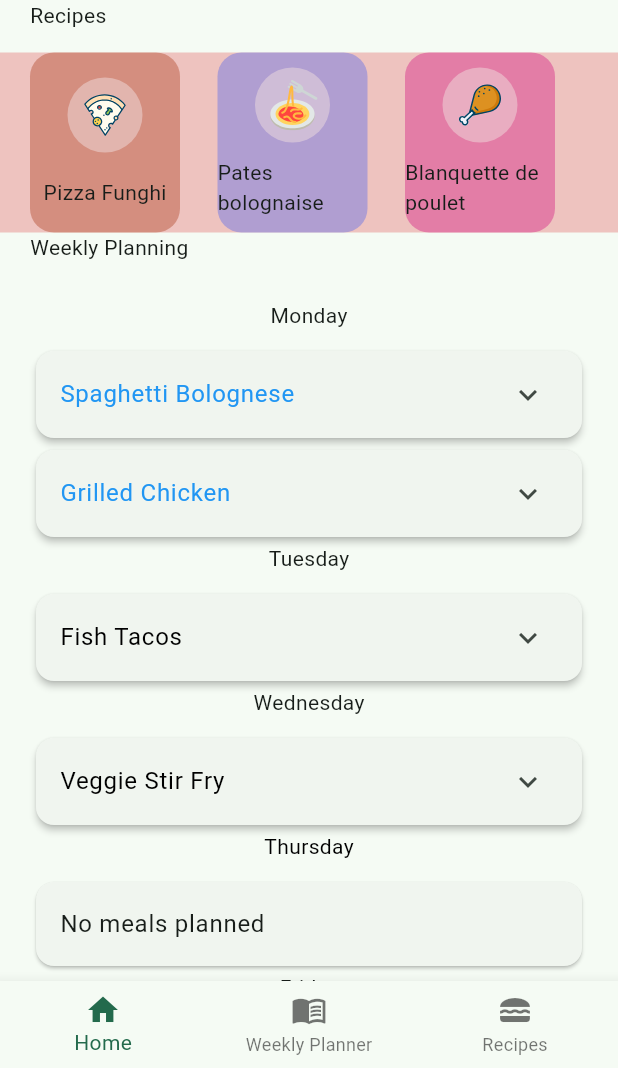
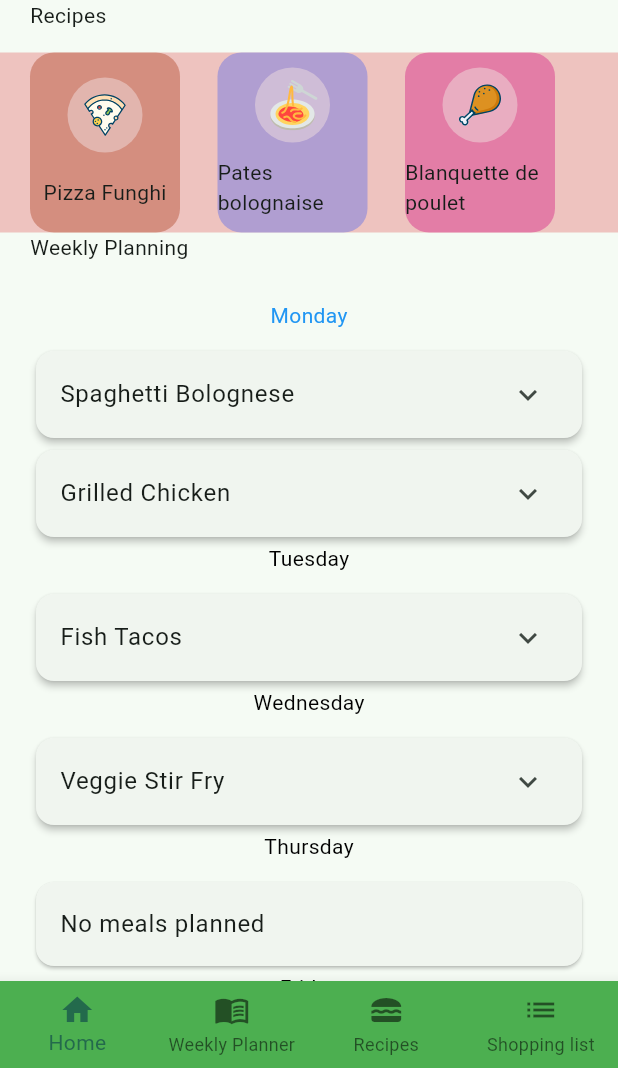
Before and after one commit to spigeleerloic/HomeMeals, a Flutter app: the screen it shows after launch, on a phone screen of 412 x 824 dp, the part 168-1236 px from its top. Run offline on Flutter 3.47's test engine with Material 3 defaults, Android fonts, the phone set to English and light mode, and no system bars; our stand-ins replace flutter_svg.

Commit message:
feat: add shopping list tab

```diff
--- a/frontend/lib/pages/home_page_content.dart
+++ b/frontend/lib/pages/home_page_content.dart
@@ -111,7 +111,12 @@ class _HomePageState extends State<HomePage> {
 
             return Column(
               children: [
-                Text(day),
+                Text(
+                  day,
+                  style: TextStyle(
+                    color: day == currentDay ? Colors.blue : Colors.black,
+                  ),
+                ),
                 const SizedBox(height: 10),
                 ...mealsForDay.map(
                   (meal) => Card(
@@ -119,9 +124,6 @@ class _HomePageState extends State<HomePage> {
                     child: ExpansionTile(
                       title: Text(
                         meal.meal,
-                        style: TextStyle(
-                          color: day == currentDay ? Colors.blue : Colors.black,
-                        ),
                       ),
                       children: [
                         Padding(
--- a/frontend/lib/pages/navigation_bar.dart
+++ b/frontend/lib/pages/navigation_bar.dart
@@ -2,6 +2,7 @@ import 'package:flutter/material.dart';
 import 'package:frontend/pages/home_page_content.dart';
 import 'package:frontend/pages/planning.dart';
 import 'package:frontend/pages/recipe.dart';
+import 'package:frontend/pages/shopping_list.dart';
 
 class NavigationBarApp extends StatefulWidget {
   const NavigationBarApp({super.key});
@@ -17,6 +18,7 @@ class _NavBarState extends State<NavigationBarApp> {
     HomePage(), // Your main home page
     WeeklyPlannerScreen(), // Replace with actual widget
     RecipePage(),
+    ShoppingList(),
   ];
 
   void _onNavTapped(int index) {
@@ -30,11 +32,26 @@ class _NavBarState extends State<NavigationBarApp> {
     return Scaffold(
       appBar: AppBar(),
       body: _pages[_selectedIndex],
-      bottomNavigationBar: BottomNavigationBar(
+      bottomNavigationBar: new Theme(
+        data: Theme.of(context).copyWith(
+          canvasColor: Colors.green,
+          primaryColor: Colors.red,
+        ),
+        child: CreateNavBar(),
+      ),
+    );
+  }
+
+  BottomNavigationBar CreateNavBar() {
+    return BottomNavigationBar(
+      type: BottomNavigationBarType.fixed,
       currentIndex: _selectedIndex,
       onTap: _onNavTapped,
       items: [
-          BottomNavigationBarItem(icon: Icon(Icons.home), label: "Home"),
+        BottomNavigationBarItem(
+          icon: Icon(Icons.home),
+          label: "Home"
+        ),
         BottomNavigationBarItem(
           icon: Icon(Icons.menu_book),
           label: "Weekly Planner",
@@ -43,8 +60,12 @@ class _NavBarState extends State<NavigationBarApp> {
           icon: Icon(Icons.lunch_dining),
           label: "Recipes",
         ),
+        BottomNavigationBarItem(
+          icon: Icon(Icons.list),
+          label: "Shopping list")
       ],
-      ),
     );
   }
+
+
 }
--- a/frontend/pubspec.yaml
+++ b/frontend/pubspec.yaml
@@ -37,7 +37,7 @@ dependencies:
   flutter_svg: ^2.0.17
   http: ^1.3.0
   intl: ^0.18.1  # or latest version
-
+  data_table_2: ^2.6.0
 
 dev_dependencies:
   flutter_test:
```
Also changed, not shown: frontend/lib/pages/planning.dart (+6 -4 lines), frontend/lib/pages/shopping_list.dart (added, +53 -0 lines), frontend/lib/pages/card_portfolio.dart (added), 1 other file. Lines whose indentation alone changed are shown as unchanged.
